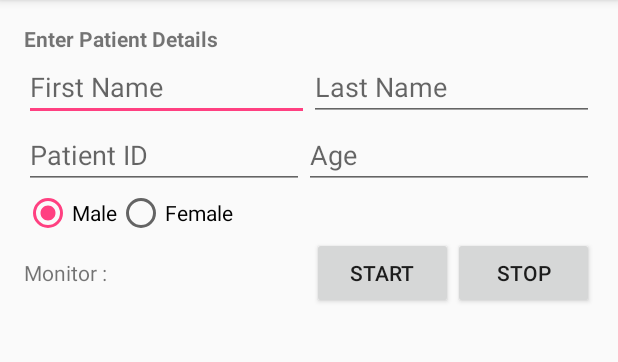
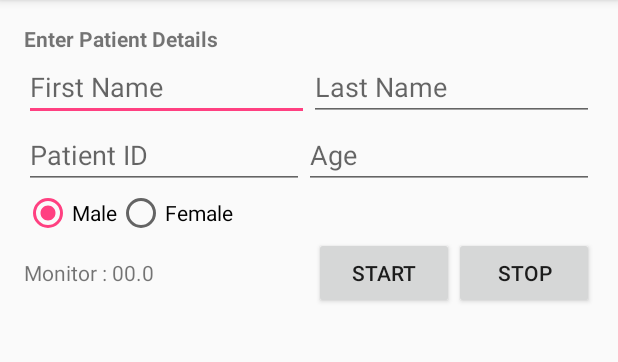
Before and after one commit to abhishekzambre/android, an Android app: the screen it shows after launch (MainActivity), on a phone screen of 412 x 824 dp, the part 84-446 px from its top. Run offline under Robolectric (Android 15) with nearby library versions, the phone set to English and light mode, and no system bars.

Commit message:
CSE535 : Mobile Computing
Assignment 01 : Health Monitoring UI

- Launcher icon added.
- String clean-up.

```diff
--- a/AZHealthMonitor/app/src/main/java/me/abhishekz/azhealthmonitor/About.java
+++ b/AZHealthMonitor/app/src/main/java/me/abhishekz/azhealthmonitor/About.java
@@ -11,8 +11,5 @@ public class About extends AppCompatActivity {
     protected void onCreate(Bundle savedInstanceState) {
         super.onCreate(savedInstanceState);
         setContentView(R.layout.about);
-
-       /* TextView t2 = (TextView) findViewById(R.id.textView8);
-        t2.setMovementMethod(LinkMovementMethod.getInstance()); */
     }
 }
--- a/AZHealthMonitor/app/src/main/java/me/abhishekz/azhealthmonitor/MainActivity.java
+++ b/AZHealthMonitor/app/src/main/java/me/abhishekz/azhealthmonitor/MainActivity.java
@@ -66,7 +66,7 @@ public class MainActivity extends AppCompatActivity {
         layout.addView(clearView);
 
         mySensorManager.unregisterListener(LightSensorListener,mySensorManager.getDefaultSensor(Sensor.TYPE_LIGHT));
-        textView.setText("Monitor :       ");
+        textView.setText(R.string.textMonitor);
     }
 
     public boolean onCreateOptionsMenu(Menu menu) {
--- a/AZHealthMonitor/app/src/main/res/layout/activity_main.xml
+++ b/AZHealthMonitor/app/src/main/res/layout/activity_main.xml
@@ -22,7 +22,7 @@
             <TextView
                 android:layout_width="fill_parent"
                 android:layout_height="wrap_content"
-                android:text="Enter Patient Details"
+                android:text="@string/textHeader"
                 android:id="@+id/textView"
                 android:textStyle="bold" />
         </RelativeLayout>
@@ -36,7 +36,7 @@
                 android:layout_width="wrap_content"
                 android:layout_height="wrap_content"
                 android:inputType="textPersonName"
-                android:hint="First Name"
+                android:hint="@string/textFirst"
                 android:ems="10"
                 android:id="@+id/editText"
                 android:layout_weight="1" />
@@ -45,7 +45,7 @@
                 android:layout_width="wrap_content"
                 android:layout_height="wrap_content"
                 android:inputType="textPersonName"
-                android:hint="Last Name"
+                android:hint="@string/textLast"
                 android:ems="10"
                 android:id="@+id/editText2"
                 android:layout_weight="1" />
@@ -60,14 +60,14 @@
                 android:layout_width="wrap_content"
                 android:layout_height="wrap_content"
                 android:id="@+id/editText3"
-                android:hint="Patient ID"
+                android:hint="@string/textID"
                 android:layout_weight="1.3" />
 
             <EditText
                 android:layout_width="wrap_content"
                 android:layout_height="wrap_content"
                 android:inputType="number"
-                android:hint="Age"
+                android:hint="@string/textAge"
                 android:id="@+id/editText4"
                 android:layout_weight="2" />
         </LinearLayout>
@@ -87,14 +87,14 @@
                     android:id="@+id/radioMale"
                     android:layout_width="wrap_content"
                     android:layout_height="wrap_content"
-                    android:text="Male"
+                    android:text="@string/radioMale"
                     android:checked="true" />
 
                 <RadioButton
                     android:id="@+id/radioFemale"
                     android:layout_width="wrap_content"
                     android:layout_height="wrap_content"
-                    android:text="Female" />
+                    android:text="@string/radioFemale" />
 
             </RadioGroup>
 
@@ -110,12 +110,12 @@
                 android:layout_height="wrap_content"
                 android:id="@+id/textView2"
                 android:layout_weight="20"
-                android:text="Monitor :      " />
+                android:text="@string/textMonitor" />
 
             <Button
                 android:layout_width="wrap_content"
                 android:layout_height="wrap_content"
-                android:text="Start"
+                android:text="@string/buttonStart"
                 android:id="@+id/button"
                 android:layout_weight="1"
                 android:onClick="displayGraph" />
@@ -123,7 +123,7 @@
             <Button
                 android:layout_width="wrap_content"
                 android:layout_height="wrap_content"
-                android:text="Stop"
+                android:text="@string/buttonStop"
                 android:id="@+id/button2"
                 android:layout_weight="1"
                 android:onClick="clearGraph" />
--- a/AZHealthMonitor/app/src/main/res/values/strings.xml
+++ b/AZHealthMonitor/app/src/main/res/values/strings.xml
@@ -1,5 +1,27 @@
 <resources>
     <string name="app_name">AZ Health Monitor</string>
     <string name="textHeader">Enter Patient Details</string>
-    <string name="aboutText">App Name : AZ Health Monitor\n\nVersion : 1.0\n\nAuthor : Abhishek Zambre\n\nWebsite : <a href="abhiz.me" target="_blank">abhiz.me</a>\n\nDescription : Develop an UI similar to the Matlab UI for android phones. Use the emulator to display the UI. For graphing use the graphView class provided in the course web page. Take a sample array of floats. Whenever the Run button is hit the array is plotted in the canvass. On clicking the stop button the view is cleared.</string>
+    <string name="textFirst">First Name</string>
+    <string name="textLast">Last Name</string>
+    <string name="textID">Patient ID</string>
+    <string name="textAge">Age</string>
+    <string name="radioMale">Male</string>
+    <string name="radioFemale">Female</string>
+    <string name="textMonitor">Monitor : 00.0</string>
+    <string name="buttonStart">Start</string>
+    <string name="buttonStop">Stop</string>
+    <string name="aboutText">
+        <b>App Name :</b> AZ Health Monitor\n\n
+        <b>Version :</b> 1.0\n\n
+        <b>Author :</b> Abhishek Zambre\n\n
+        <b>Website :</b> <a href="abhiz.me" target="_blank">abhiz.me</a>\n\n
+        <b>Class :</b> Master of Computer Science (MCS), Arizona State University\n\n
+        <b>Description :</b> Develop an UI similar to the Matlab UI for android phones.
+        Use the emulator to display the UI.
+        For graphing use the graphView class provided in the course web page.
+        Take a sample array of floats.
+        Whenever the Run button is hit the array is plotted in the canvass.
+        On clicking the stop button the view is cleared.\n\n
+        <b>Features :</b> Light sensor is used to generate values based on the recorded sensor data.
+    </string>
 </resources>
```
Also changed, not shown: AZHealthMonitor/app/src/main/ic_launcher-web.png (added), AZHealthMonitor/app/src/main/res/mipmap-hdpi/ic_launcher.png, AZHealthMonitor/app/src/main/res/mipmap-mdpi/ic_launcher.png, AZHealthMonitor/app/src/main/res/mipmap-xhdpi/ic_launcher.png, AZHealthMonitor/app/src/main/res/mipmap-xxhdpi/ic_launcher.png, AZHealthMonitor/app/src/main/res/mipmap-xxxhdpi/ic_launcher.png.
